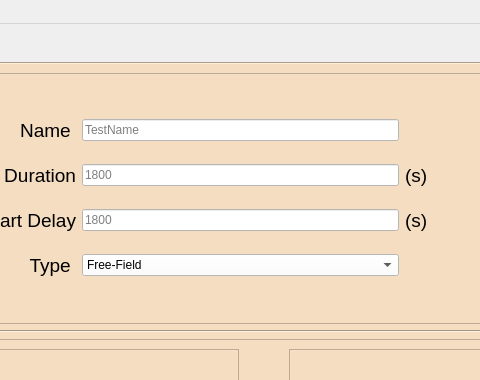
jrsm1/EWAS_Application, file GUI/Qt_Files/main_window.ui: the form before one commit; both pictures show x 501 to 981 and y 0 to 380 of the 1150 by 950 pixel window.
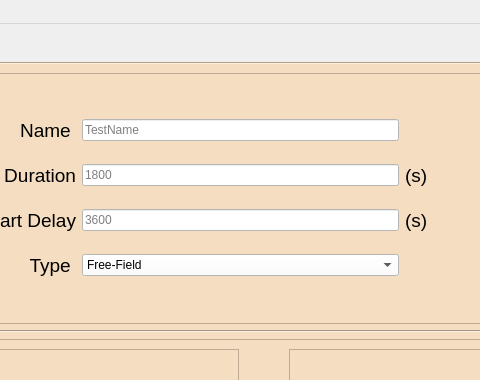
The form after the commit.

Patch:
```diff
--- a/GUI/Qt_Files/main_window.ui
+++ b/GUI/Qt_Files/main_window.ui
@@ -272,7 +272,7 @@
                 <number>4</number>
                </property>
                <property name="placeholderText">
-                <string>1800</string>
+                <string>3600</string>
                </property>
               </widget>
              </item>
```
Left out of the diff: 7 changed lines with no effect on the pictures.
